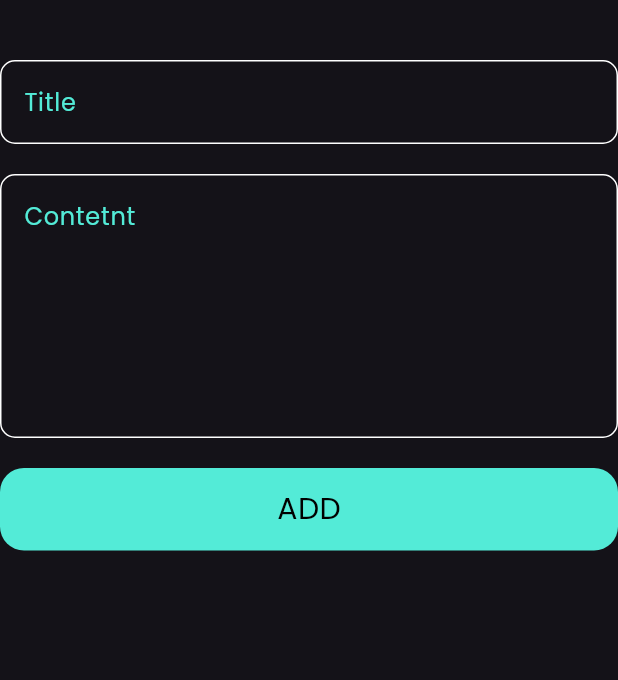
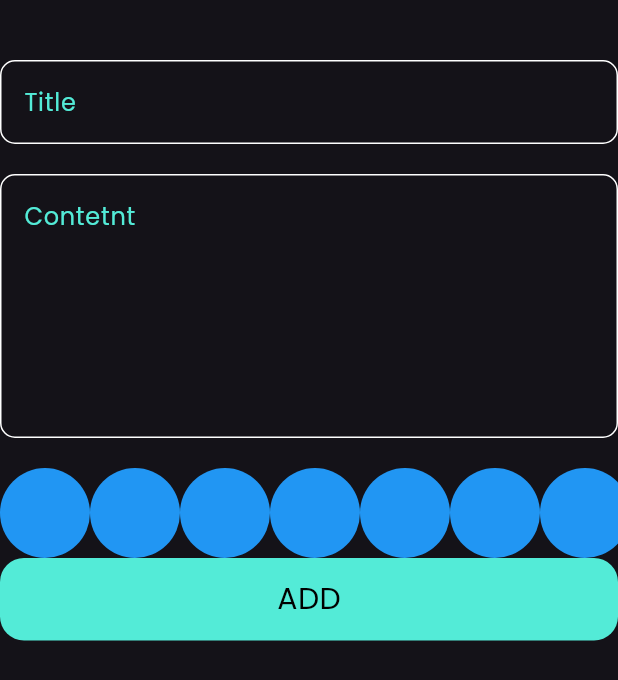
Before and after one commit to zyaddmostafa/note_app, a Flutter app: the Addnotebottomform widget shown alone on an empty page, opened directly, on a phone screen of 412 x 824 dp. Shown: the top 680 px of the screen. Run offline on Flutter 3.47's test engine with Material 3 defaults, Android fonts, the phone set to English and light mode, and no system bars; our stand-ins replace bloc, flutter_bloc, hive, hive_flutter; accounts and stored records are empty.

Commit message:
color list view done

```diff
--- a/lib/widgets/addnotebottomform.dart
+++ b/lib/widgets/addnotebottomform.dart
@@ -3,6 +3,7 @@ import 'package:flutter_bloc/flutter_bloc.dart';
 import 'package:intl/intl.dart';
 import 'package:noteapp/cubits/cubit/addnote_cubit.dart';
 import 'package:noteapp/model/noteviewmodel.dart';
+import 'package:noteapp/widgets/colorlistview.dart';
 import 'package:noteapp/widgets/custombuttom.dart';
 import 'package:noteapp/widgets/customtextfield.dart';
 
@@ -48,6 +49,7 @@ class _AddnotebottomformState extends State<Addnotebottomform> {
           const SizedBox(
             height: 20,
           ),
+          const Colorlistview(),
           BlocBuilder<AddnoteCubit, AddnoteState>(
             builder: (context, state) {
               return Custombuttom(
--- /dev/null
+++ b/lib/widgets/colorlistview.dart
@@ -0,0 +1,30 @@
+import 'package:flutter/material.dart';
+
+class Coloritem extends StatelessWidget {
+  const Coloritem({super.key});
+
+  @override
+  Widget build(BuildContext context) {
+    return const CircleAvatar(
+      backgroundColor: Colors.blue,
+      radius: 30,
+    );
+  }
+}
+
+class Colorlistview extends StatelessWidget {
+  const Colorlistview({super.key});
+
+  @override
+  Widget build(BuildContext context) {
+    return SizedBox(
+      height: 30 * 2,
+      child: ListView.builder(
+          scrollDirection: Axis.horizontal,
+          itemCount: 10,
+          itemBuilder: (context, index) {
+            return const Coloritem();
+          }),
+    );
+  }
+}
```
